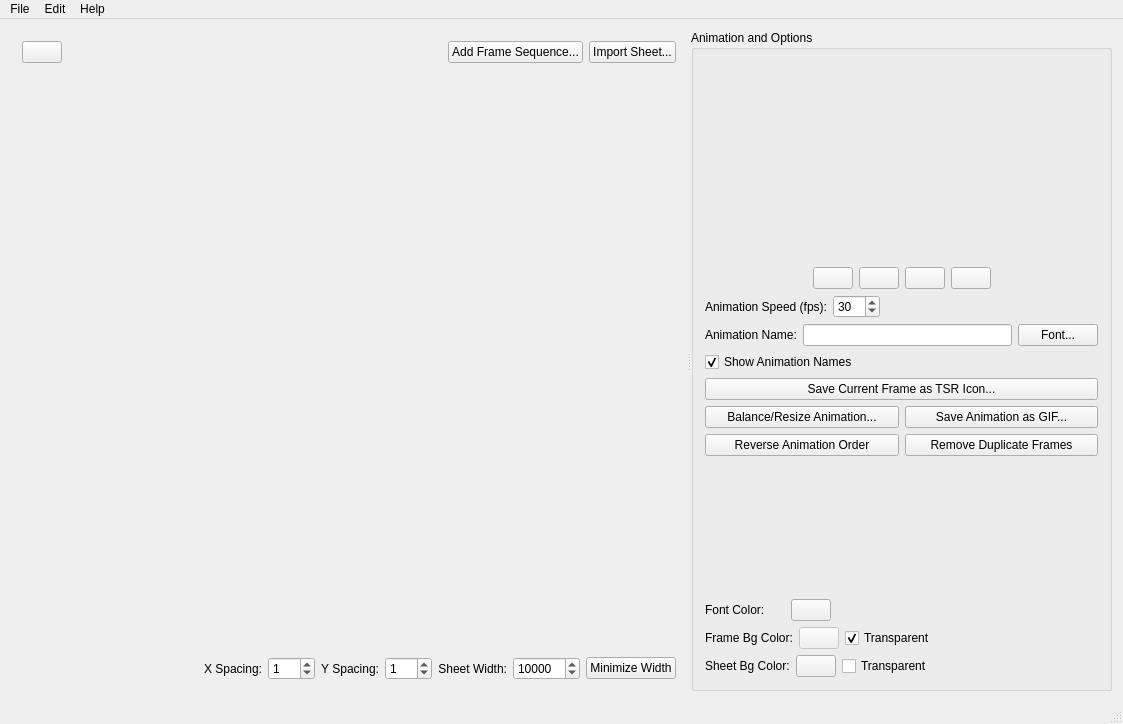
Before: the Qt Designer form MainWindow.ui in meh2481/SpriteSheeter, drawn with Qt 5.
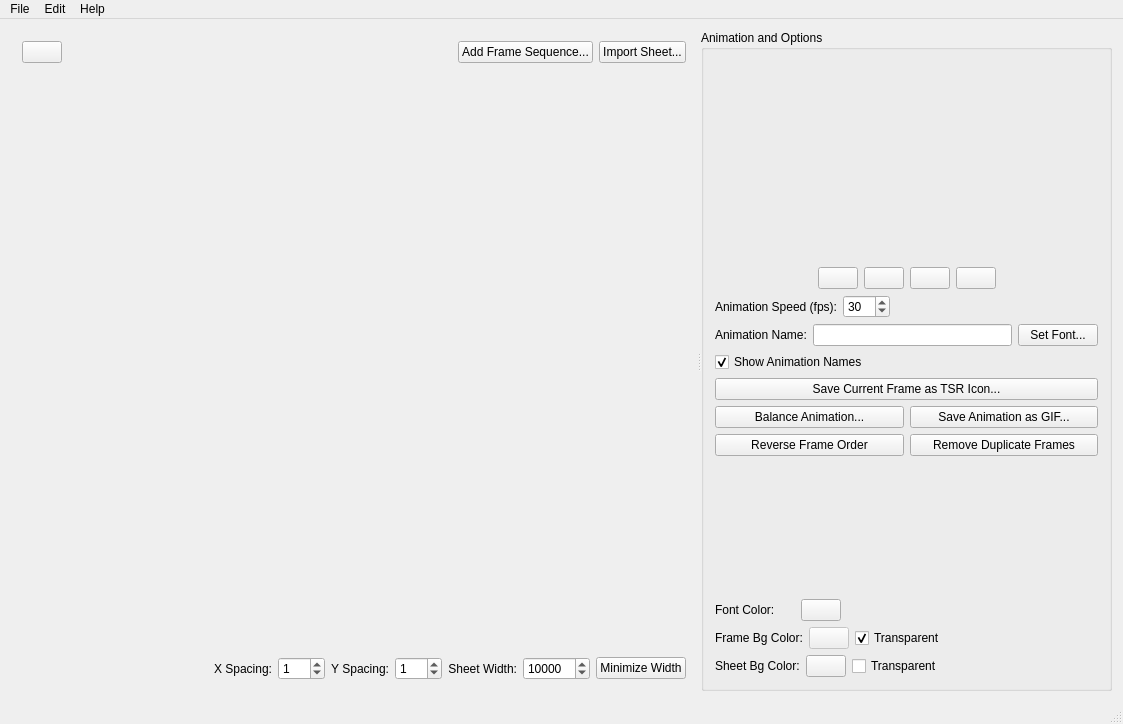
After: the same form once the commit is applied. Icons and pictures are not drawn. Custom widgets are drawn as their Qt base class.

Commit message: Add minimize sheet width button

What changed in the file:
```diff
--- a/MainWindow.ui
+++ b/MainWindow.ui
@@ -423,7 +423,7 @@
                <string>Set the font to use for animation labels</string>
               </property>
               <property name="text">
-               <string>Font...</string>
+               <string>Set Font...</string>
               </property>
              </widget>
             </item>
@@ -463,7 +463,7 @@
                <string>Balance or resize the frames of the current animation</string>
               </property>
               <property name="text">
-               <string>Balance/Resize Animation...</string>
+               <string>Balance Animation...</string>
               </property>
              </widget>
             </item>
@@ -490,7 +490,7 @@
                <string>Reverse the order of the frames in the current animation</string>
               </property>
               <property name="text">
-               <string>Reverse Animation Order</string>
+               <string>Reverse Frame Order</string>
               </property>
              </widget>
             </item>
```
Left out of the diff: 12 changed lines with no effect on the pictures. The commit also changes 6 other files.
